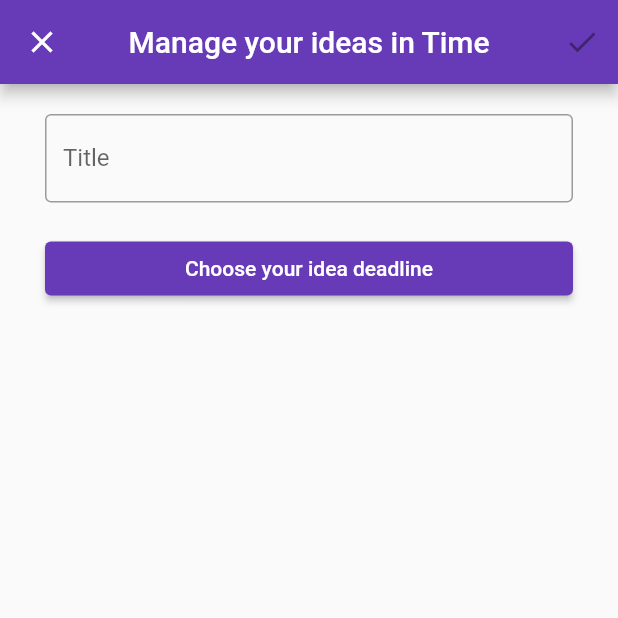
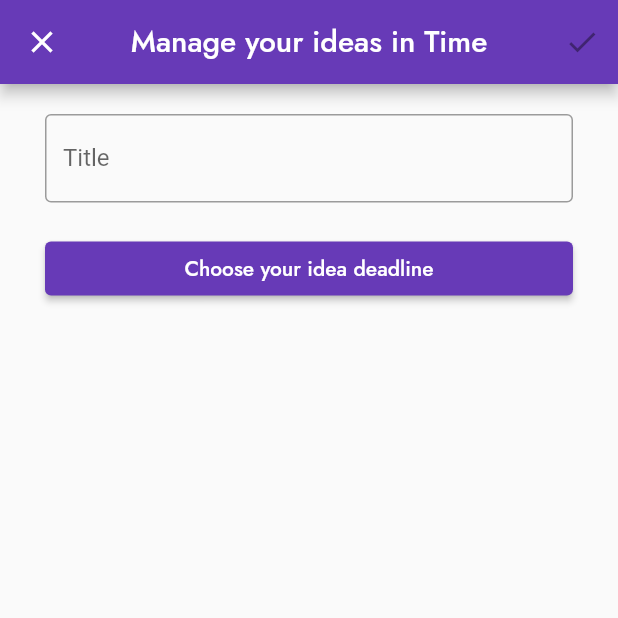
Before and after one commit to BartoszT2omaszewski/catchem_ideas, a Flutter app: the screen it shows once a user with an empty profile is signed in, after a tap on the "add" icon, on a phone screen of 412 x 824 dp, the top half of it. Run offline on Flutter 3.47's test engine with Material 2 defaults, Android fonts, the phone set to English and light mode, and no system bars; our stand-ins replace cloud_firestore, firebase_auth, firebase_core, flutter_bloc, google_fonts; missing offline and left inert: flutterfire_ui; accounts and stored records are empty.

Commit message:
Colors and font adjustment

```diff
--- a/lib/app/features/add/pages/add_page.dart
+++ b/lib/app/features/add/pages/add_page.dart
@@ -2,6 +2,7 @@ import 'package:catchem_ideas/app/features/add/cubit/add_cubit.dart';
 import 'package:catchem_ideas/app/features/repositories/items_repository.dart';
 import 'package:flutter/material.dart';
 import 'package:flutter_bloc/flutter_bloc.dart';
+import 'package:google_fonts/google_fonts.dart';
 import 'package:intl/intl.dart';
 
 class AddPage extends StatefulWidget {
@@ -41,7 +42,11 @@ class _AddPageState extends State<AddPage> {
               appBar: AppBar(
                 centerTitle: true,
                 titleSpacing: 3,
-                title: const Text('Manage your ideas in Time'),
+                title: Text(
+                  'Manage your ideas in Time',
+                  style: GoogleFonts.jost(
+                      fontSize: 20, fontWeight: FontWeight.w500),
+                ),
                 actions: [
                   IconButton(
                     onPressed: _title == null || _ideaDate == null
@@ -100,6 +105,7 @@ class _AddPageBody extends StatelessWidget {
       ),
       children: [
         TextField(
+          maxLines: null,
           onChanged: onTitleChanged,
           decoration: const InputDecoration(
             border: OutlineInputBorder(),
@@ -120,7 +126,10 @@ class _AddPageBody extends StatelessWidget {
             );
             onDateChanged(selectedDate);
           },
-          child: Text(selectedDateFormatted ?? 'Choose your idea deadline'),
+          child: Text(
+            selectedDateFormatted ?? 'Choose your idea deadline',
+            style: GoogleFonts.jost(fontSize: 14, fontWeight: FontWeight.w500),
+          ),
         ),
       ],
     );
--- a/lib/app/features/home/pages/home_page.dart
+++ b/lib/app/features/home/pages/home_page.dart
@@ -1,10 +1,8 @@
 import 'package:catchem_ideas/app/features/add/pages/add_page.dart';
 import 'package:catchem_ideas/app/features/auth/user_profile.dart';
-import 'package:catchem_ideas/app/features/home/cubit/home_cubit.dart';
 import 'package:catchem_ideas/app/features/home/pages/home_body.dart';
-import 'package:catchem_ideas/app/features/repositories/items_repository.dart';
 import 'package:flutter/material.dart';
-import 'package:flutter_bloc/flutter_bloc.dart';
+import 'package:google_fonts/google_fonts.dart';
 
 class HomePage extends StatefulWidget {
   const HomePage({
@@ -16,14 +14,8 @@ class HomePage extends StatefulWidget {
 }
 
 class _HomePageState extends State<HomePage> {
-  final controller = TextEditingController();
-
   @override
   Widget build(BuildContext context) {
-    return BlocProvider(
-      create: (context) => HomeCubit(ItemsRepository())..start(),
-      child: BlocBuilder<HomeCubit, HomeState>(
-        builder: (context, state) {
     return Scaffold(
       appBar: AppBar(
         centerTitle: true,
@@ -33,14 +25,12 @@ class _HomePageState extends State<HomePage> {
             bottom: Radius.circular(10),
           ),
         ),
-              title: const Padding(
-                padding: EdgeInsets.only(right: 24.0),
+        title: Padding(
+          padding: const EdgeInsets.only(right: 24.0),
           child: Text(
             "Catch'em ideas",
-                  style: TextStyle(
-                      color: Color.fromARGB(255, 16, 16, 48),
-                      fontSize: 28,
-                      fontWeight: FontWeight.bold),
+            style:
+                GoogleFonts.pacifico(fontSize: 36, fontWeight: FontWeight.w200),
           ),
         ),
         actions: [
@@ -50,8 +40,7 @@ class _HomePageState extends State<HomePage> {
               onPressed: () {
                 Navigator.push(
                   context,
-                        MaterialPageRoute(
-                            builder: (context) => const UserProfile()),
+                  MaterialPageRoute(builder: (context) => const UserProfile()),
                 );
               },
               icon: const Icon(
@@ -76,8 +65,5 @@ class _HomePageState extends State<HomePage> {
         },
       ),
     );
-        },
-      ),
-    );
   }
 }
--- a/pubspec.yaml
+++ b/pubspec.yaml
@@ -40,6 +40,7 @@ dependencies:
   flutter_bloc: ^8.0.1
   flutterfire_ui: ^0.4.1+2
   intl: ^0.17.0
+  google_fonts: ^3.0.1
 
 dev_dependencies:
   flutter_test:
```
Also changed, not shown: lib/app/features/home/pages/home_body.dart (+12 -14 lines), pubspec.lock. Lines whose indentation alone changed are shown as unchanged.
